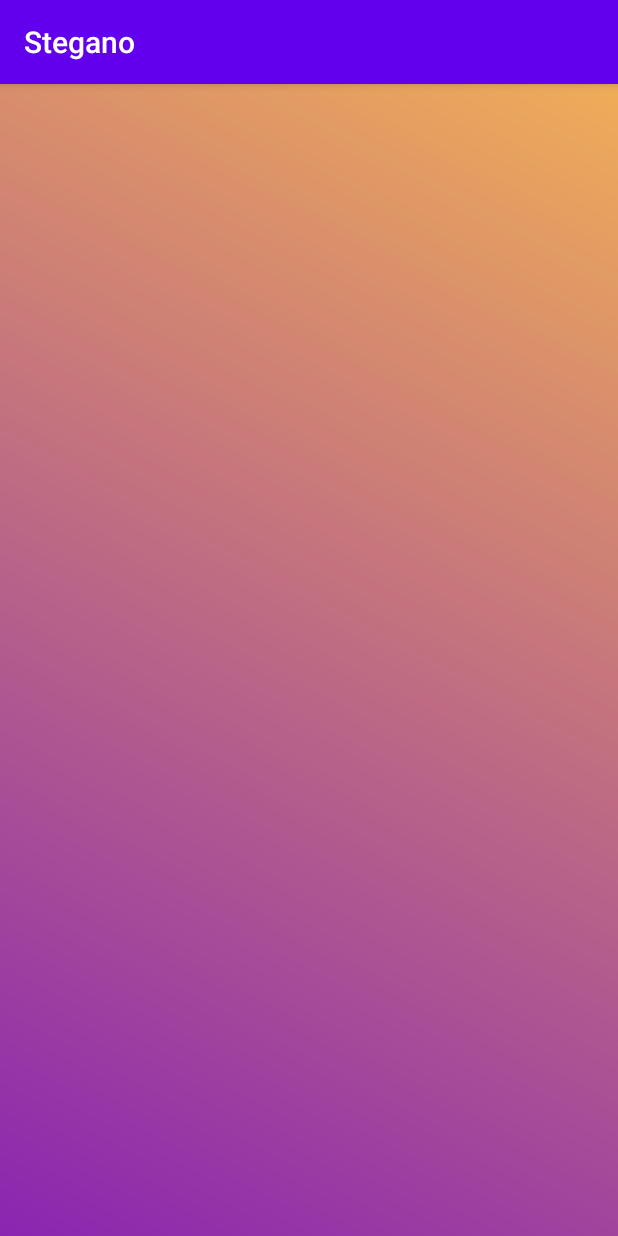
After one commit to henritoi/Stegano_android, an Android app: the EncoderActivity screen opened directly, with no data from a screen before it, on a phone screen of 412 x 824 dp. The commit adds this screen. Run offline under Robolectric (Android 15) with nearby library versions, the phone set to English and light mode, and no system bars.

Commit message:
activities created

```diff
--- a/app/src/main/AndroidManifest.xml
+++ b/app/src/main/AndroidManifest.xml
@@ -9,6 +9,8 @@
         android:roundIcon="@mipmap/ic_launcher_round"
         android:supportsRtl="true"
         android:theme="@style/AppTheme">
+        <activity android:name=".DecoderActivity"></activity>
+        <activity android:name=".EncoderActivity" />
         <activity
             android:name=".MainActivity"
             android:theme="@style/AppTheme.NoActionBar">
--- /dev/null
+++ b/app/src/main/java/com/example/stegano/EncoderActivity.java
@@ -0,0 +1,14 @@
+package com.example.stegano;
+
+import androidx.appcompat.app.AppCompatActivity;
+
+import android.os.Bundle;
+
+public class EncoderActivity extends AppCompatActivity {
+
+    @Override
+    protected void onCreate(Bundle savedInstanceState) {
+        super.onCreate(savedInstanceState);
+        setContentView(R.layout.activity_encoder);
+    }
+}
--- /dev/null
+++ b/app/src/main/res/layout/activity_encoder.xml
@@ -0,0 +1,11 @@
+<?xml version="1.0" encoding="utf-8"?>
+<androidx.constraintlayout.widget.ConstraintLayout xmlns:android="http://schemas.android.com/apk/res/android"
+    xmlns:app="http://schemas.android.com/apk/res-auto"
+    xmlns:tools="http://schemas.android.com/tools"
+    android:id="@+id/encoderConstraintLayout"
+    android:layout_width="match_parent"
+    android:layout_height="match_parent"
+    android:background="@drawable/background_gradient"
+    tools:context=".EncoderActivity">
+
+</androidx.constraintlayout.widget.ConstraintLayout>
```
Also changed, not shown: app/src/main/java/com/example/stegano/DecoderActivity.java (added, +14 -0 lines), app/src/main/java/com/example/stegano/MainActivity.java (+6 -2 lines), app/src/main/res/layout/activity_decoder.xml (added, +9 -0 lines).
